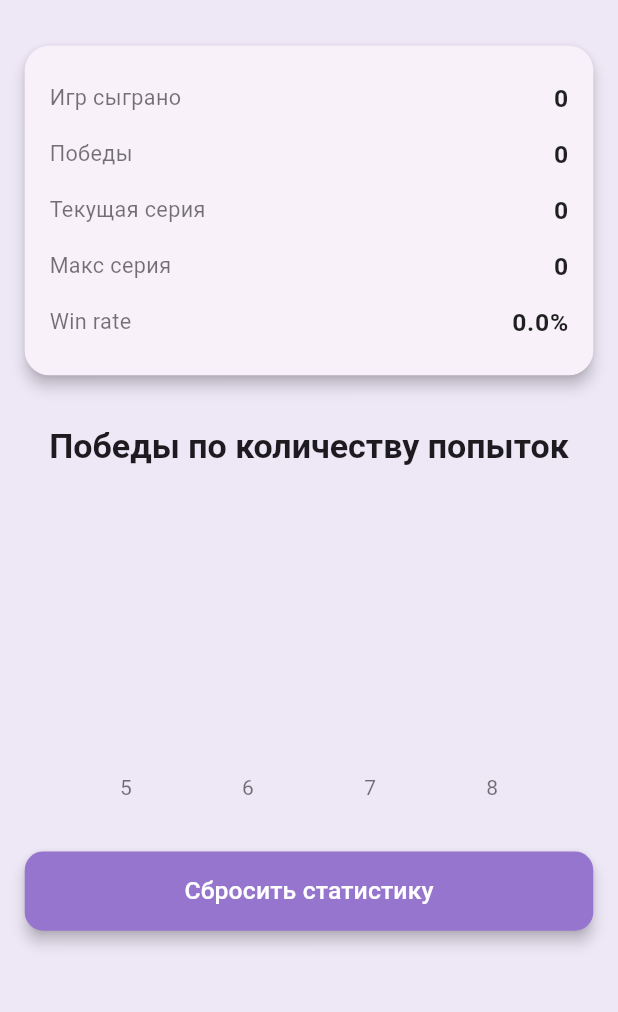
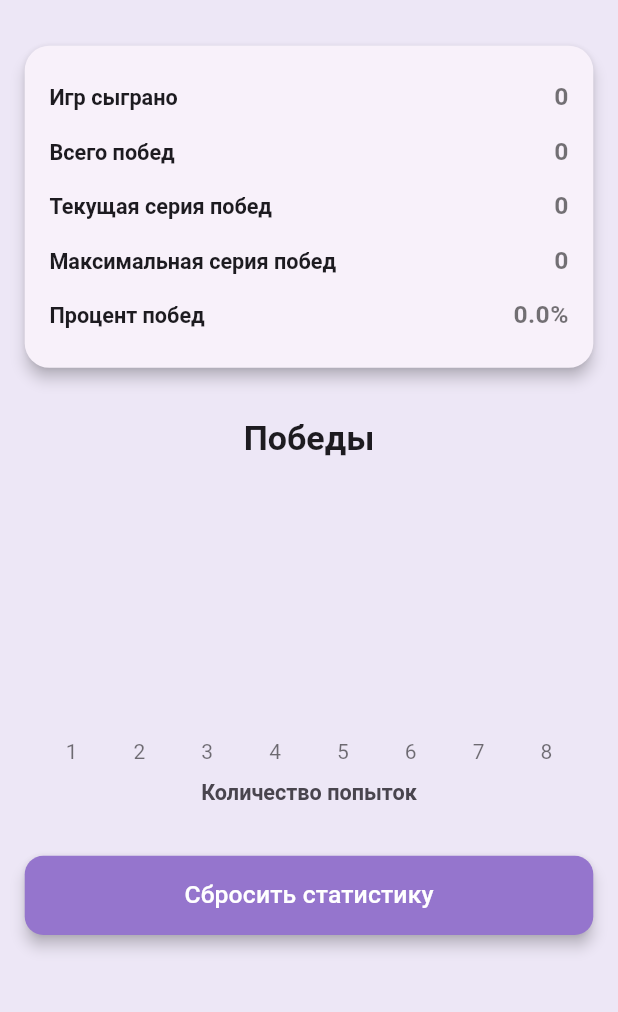
Before and after one commit to JartiX/wordle_flutter_app, a Flutter app: the screen it shows after launch, after a tap on the "insert chart outlined" icon, on a phone screen of 412 x 824 dp, the part 63-1075 px from its top. Run offline on Flutter 3.47's test engine with Material 3 defaults, Android fonts, the phone set to English and light mode, and no system bars; our stand-ins replace just_audio, shared_preferences.

Commit message:
Улучшения статистики
- Починен баг с серией побед из-за неправильного условия сброса
- Добавлен кубок к самому большому числу побед
- Теперь показывается распределение побед по реальному числу попыток вместо выбранного количества попыток
- Добавлено пояснение к чарту

```diff
--- a/lib/models/statistics_model.dart
+++ b/lib/models/statistics_model.dart
@@ -6,7 +6,8 @@ class StatisticsModel {
   int maxStreak;
   final Map<int, int> winsByAttempts;
 
-  int get gamesWon => winsByAttempts.values.fold(0, (sum, count) => sum + count);
+  int get gamesWon =>
+      winsByAttempts.values.fold(0, (sum, count) => sum + count);
 
   double get winRate => gamesPlayed == 0 ? 0 : (gamesWon / gamesPlayed) * 100;
 
@@ -18,14 +19,14 @@ class StatisticsModel {
   }) : winsByAttempts = Map.from(winsByAttempts);
 
   factory StatisticsModel.initial() {
-    final minAttempts = SettingsModel.allowedAttempts[0];
+    final minAttempts = 1;
     final maxAttempts = SettingsModel.allowedAttempts[1];
 
     return StatisticsModel(
       gamesPlayed: 0,
       currentStreak: 0,
       maxStreak: 0,
-      winsByAttempts: { for (int i = minAttempts; i <= maxAttempts; i++) i: 0 },
+      winsByAttempts: {for (int i = minAttempts; i <= maxAttempts; i++) i: 0},
     );
   }
 
--- a/lib/statistics_page.dart
+++ b/lib/statistics_page.dart
@@ -31,11 +31,11 @@ class StatisticsPage extends StatelessWidget {
         children: [
           Text(
             title,
-            style: textTheme.bodyMedium?.copyWith(fontSize: 14 * scale),
+            style: textTheme.titleLarge?.copyWith(fontSize: 14 * scale),
           ),
           Text(
             value,
-            style: textTheme.bodyLarge?.copyWith(
+            style: textTheme.bodyMedium?.copyWith(
               fontWeight: FontWeight.bold,
               fontSize: 16 * scale,
             ),
@@ -94,25 +94,25 @@ class StatisticsPage extends StatelessWidget {
                         ),
                         _statRow(
                           context,
-                          "Победы",
+                          "Всего побед",
                           stats.gamesWon.toString(),
                           scale: scale,
                         ),
                         _statRow(
                           context,
-                          "Текущая серия",
+                          "Текущая серия побед",
                           stats.currentStreak.toString(),
                           scale: scale,
                         ),
                         _statRow(
                           context,
-                          "Макс серия",
+                          "Максимальная серия побед",
                           stats.maxStreak.toString(),
                           scale: scale,
                         ),
                         _statRow(
                           context,
-                          "Win rate",
+                          "Процент побед",
                           "${stats.winRate.toStringAsFixed(1)}%",
                           scale: scale,
                         ),
@@ -124,7 +124,7 @@ class StatisticsPage extends StatelessWidget {
                 SizedBox(height: 16 * scale),
 
                 Text(
-                  "Победы по количеству попыток",
+                  "Победы",
                   style: textTheme.titleLarge?.copyWith(
                     fontSize: (textTheme.titleLarge?.fontSize ?? 20) * scale,
                   ),
@@ -133,13 +133,22 @@ class StatisticsPage extends StatelessWidget {
 
                 SizedBox(height: 16 * scale),
 
-                SizedBox(
-                  height: 200 * scale,
-                  child: AttemptsBarChart(
-                    winsByAttempts: stats.winsByAttempts,
-                    colorScheme: colorScheme,
-                    textTheme: textTheme,
+                AttemptsBarChart(
+                  winsByAttempts: stats.winsByAttempts,
+                  colorScheme: colorScheme,
+                  textTheme: textTheme,
+                  maxHeight: 120 * scale,
+                ),
+
+                SizedBox(height: 8 * scale),
+
+                Text(
+                  "Количество попыток",
+                  style: textTheme.titleLarge?.copyWith(
+                    color: colorScheme.onSurfaceVariant,
+                    fontSize: 14 * scale,
                   ),
+                  textAlign: TextAlign.center,
                 ),
 
                 SizedBox(height: 32 * scale),
--- a/lib/widgets/attempts_bar_chart.dart
+++ b/lib/widgets/attempts_bar_chart.dart
@@ -62,11 +62,13 @@ class _AttemptsBarChartState extends State<AttemptsBarChart>
 
   @override
   Widget build(BuildContext context) {
+    var theme = Theme.of(context);
+
     return AnimatedBuilder(
       animation: _animation,
       builder: (context, _) {
         return Row(
-          crossAxisAlignment: CrossAxisAlignment.end,
+          crossAxisAlignment: CrossAxisAlignment.start,
           mainAxisAlignment: MainAxisAlignment.spaceEvenly,
           children: widget.winsByAttempts.entries.map((entry) {
             final attempts = entry.key;
@@ -75,23 +77,29 @@ class _AttemptsBarChartState extends State<AttemptsBarChart>
                 ? 0
                 : (wins / _maxWins) * _animation.value;
 
+            final bool isMax = wins == _maxWins && wins != 0;
+
+            const double labelHeight = 36;
+
             return Column(
               mainAxisAlignment: MainAxisAlignment.end,
+              mainAxisSize: MainAxisSize.min,
               children: [
-                Flexible(
-                  child: Text(
-                    wins != 0 ? wins.toString() : " ",
-                    style: widget.textTheme.bodyMedium,
-                    textAlign: TextAlign.center,
-                  ),
-                ),
                 const SizedBox(height: 4),
-                Container(
+                SizedBox(
+                  height: widget.maxHeight + labelHeight,
+                  width: 28,
+                  child: Stack(
+                    alignment: Alignment.bottomCenter,
+                    children: [
+                      Positioned(
+                        bottom: 0,
+                        child: SizedBox(
                           height: widget.maxHeight,
                           width: 28,
-                  alignment: Alignment.bottomCenter,
                           child: FractionallySizedBox(
                             heightFactor: fraction,
+                            alignment: Alignment.bottomCenter,
                             child: Container(
                               decoration: BoxDecoration(
                                 gradient: LinearGradient(
@@ -107,13 +115,55 @@ class _AttemptsBarChartState extends State<AttemptsBarChart>
                             ),
                           ),
                         ),
+                      ),
+
+                      if (wins > 0)
+                        Positioned(
+                          bottom: widget.maxHeight * fraction,
+                          child: isMax
+                              ? Stack(
+                                  alignment: Alignment.center,
+                                  clipBehavior: Clip.none,
+                                  children: [
+                                    Positioned(
+                                      bottom: 18,
+                                      child: Text(
+                                        wins.toString(),
+                                        style: widget.textTheme.bodySmall
+                                            ?.copyWith(
+                                              fontWeight: FontWeight.bold,
+                                              color:
+                                                  theme.colorScheme.onSurface,
+                                              height: 1,
+                                            ),
+                                      ),
+                                    ),
+                                    Icon(
+                                      Icons.emoji_events_rounded,
+                                      size: 20,
+                                      color: Colors.amber.shade700,
+                                    ),
+                                  ],
+                                )
+                              : Text(
+                                  wins.toString(),
+                                  style: widget.textTheme.bodySmall?.copyWith(
+                                    fontWeight: FontWeight.bold,
+                                    color: theme.colorScheme.onSurface,
+                                    height: 1.5,
+                                  ),
+                                ),
+                        ),
+                    ],
+                  ),
+                ),
+
                 const SizedBox(height: 4),
-                Flexible(
-                  child: Text(
+
+                Text(
                   attempts.toString(),
                   style: widget.textTheme.bodyMedium,
                   textAlign: TextAlign.center,
-                  ),
                 ),
               ],
             );
```
Lines whose indentation alone changed are shown as unchanged.
